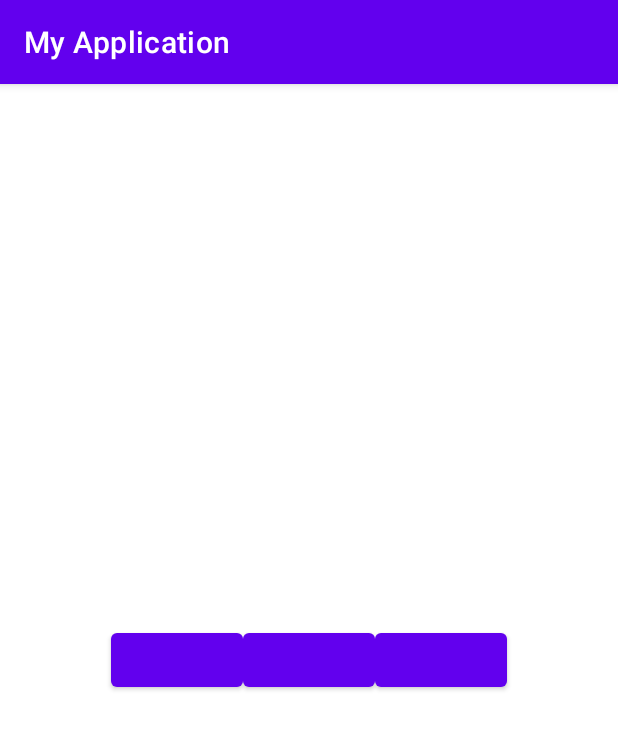
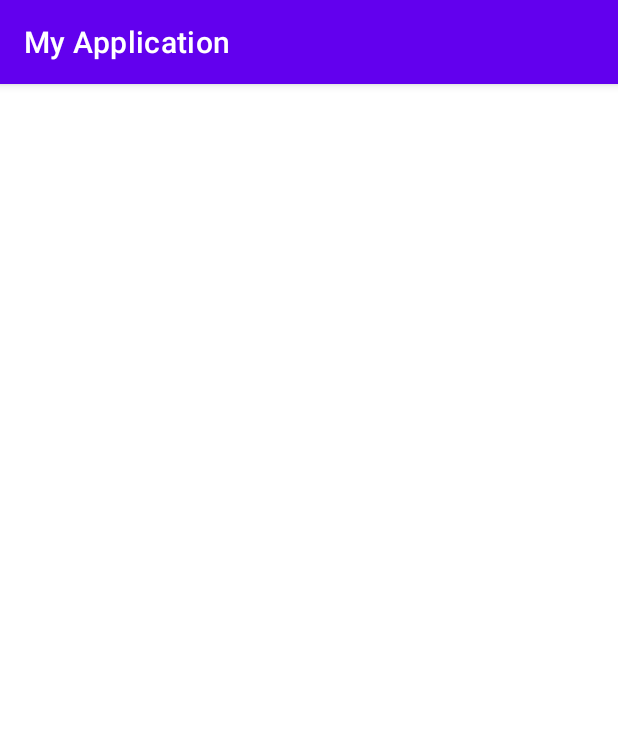
Before and after one commit to Bonifacio08/MyApplication, an Android app: the screen it shows after launch (MainActivity), on a phone screen of 412 x 824 dp. Shown: the top 729 px of the screen. Run offline under Robolectric (Android 15) with nearby library versions, the phone set to English and light mode, and no system bars.

Commit message:
Guideline: hecho

```diff
--- a/app/src/main/res/layout/activity_main.xml
+++ b/app/src/main/res/layout/activity_main.xml
@@ -6,32 +6,12 @@
     android:layout_height="match_parent"
     tools:context=".MainActivity">
 
-    <Button
-        android:id="@+id/btn1"
+    <androidx.constraintlayout.widget.Guideline
+        android:id="@+id/guideline"
         android:layout_width="wrap_content"
         android:layout_height="wrap_content"
-        app:layout_constraintHorizontal_chainStyle="packed"
-        app:layout_constraintBottom_toBottomOf="parent"
-        app:layout_constraintEnd_toStartOf="@+id/btn2"
-        app:layout_constraintStart_toStartOf="parent"
-        app:layout_constraintTop_toTopOf="parent" />
+        app:layout_constraintGuide_percent="0.5"
+        android:orientation="vertical"/>
 
-    <Button
-        android:id="@+id/btn2"
-        android:layout_width="wrap_content"
-        android:layout_height="wrap_content"
-        app:layout_constraintBottom_toBottomOf="parent"
-        app:layout_constraintEnd_toStartOf="@+id/btn3"
-        app:layout_constraintStart_toEndOf="@+id/btn1"
-        app:layout_constraintTop_toTopOf="parent" />
-
-    <Button
-        android:id="@+id/btn3"
-        android:layout_width="wrap_content"
-        android:layout_height="wrap_content"
-        app:layout_constraintBottom_toBottomOf="parent"
-        app:layout_constraintEnd_toEndOf="parent"
-        app:layout_constraintStart_toEndOf="@+id/btn2"
-        app:layout_constraintTop_toTopOf="parent" />
 
 </androidx.constraintlayout.widget.ConstraintLayout>
```
